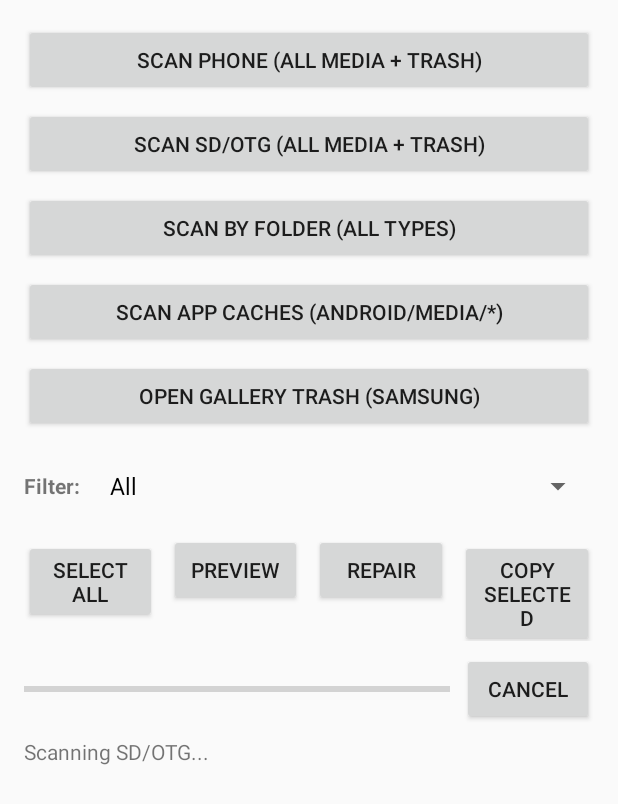
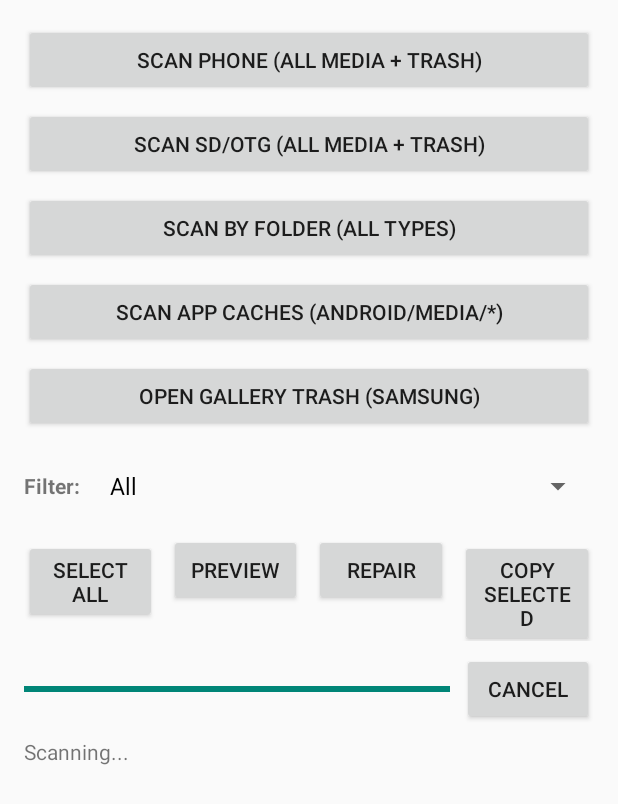
Before and after one commit to Art2485/.github-workflows-build-apk.yml, an Android app: the screen it shows after launch (MainActivity), after a tap on "SCAN SD/OTG (ALL MEDIA + TRASH)", on a phone screen of 412 x 824 dp. Shown: the top 804 px of the screen. Run offline under Robolectric (Android 15) with nearby library versions, the phone set to English and light mode, and no system bars; 11 statements that could not run were skipped; 1 other tap on this screen came first.

Commit message:
Update MainActivity.kt

```diff
--- a/app/src/main/java/com/recovereasy/app/MainActivity.kt
+++ b/app/src/main/java/com/recovereasy/app/MainActivity.kt
@@ -12,29 +12,33 @@ import androidx.appcompat.app.AppCompatActivity
 import androidx.lifecycle.lifecycleScope
 import androidx.recyclerview.widget.LinearLayoutManager
 import androidx.recyclerview.widget.RecyclerView
-import kotlinx.coroutines.Dispatchers
-import kotlinx.coroutines.launch
+import kotlinx.coroutines.*
 
 class MainActivity : AppCompatActivity() {
 
     private lateinit var tvStatus: TextView
+    private lateinit var progress: ProgressBar
+    private lateinit var btnCancel: Button
     private lateinit var recycler: RecyclerView
+    private lateinit var spinner: Spinner
     private lateinit var adapter: MediaAdapter
-    private lateinit var spinner: Spinner
     private lateinit var engine: RecoverEasyEngine
 
     private var allItems: List<RecoverEasyEngine.Item> = emptyList()
+    private var scanJob: Job? = null
 
+    // permissions
     private val reqPerms = registerForActivityResult(
         ActivityResultContracts.RequestMultiplePermissions()
-    ) { /* ผู้ใช้ปฏิเสธก็ให้กดซ้ำได้ */ }
+    ) { /* user can tap again if denied */ }
 
-    private var pendingCopyUris: List<RecoverEasyEngine.Item>? = null
+    // copy
+    private var pendingCopy: List<RecoverEasyEngine.Item>? = null
     private val pickDest = registerForActivityResult(
         ActivityResultContracts.OpenDocumentTree()
     ) { uri: Uri? ->
-        val list = pendingCopyUris
-        pendingCopyUris = null
+        val list = pendingCopy
+        pendingCopy = null
         if (uri == null || list == null) return@registerForActivityResult
         contentResolver.takePersistableUriPermission(
             uri, Intent.FLAG_GRANT_READ_URI_PERMISSION or Intent.FLAG_GRANT_WRITE_URI_PERMISSION
@@ -45,8 +49,32 @@ class MainActivity : AppCompatActivity() {
                 val out = engine.safeCopyWithDigest(it.uri, uri, it.name)
                 if (out != null) ok++
             }
-            launch(Dispatchers.Main) { tvStatus.text = "Copied: $ok / ${list.size}" }
+            withContext(Dispatchers.Main) {
+                tvStatus.text = "Copied: $ok / ${list.size}"
+            }
         }
+    }
+
+    // pick folder
+    private val pickFolder = registerForActivityResult(
+        ActivityResultContracts.OpenDocumentTree()
+    ) { uri: Uri? ->
+        uri ?: return@registerForActivityResult
+        contentResolver.takePersistableUriPermission(
+            uri, Intent.FLAG_GRANT_READ_URI_PERMISSION or Intent.FLAG_GRANT_WRITE_URI_PERMISSION
+        )
+        startScan(kind = "folder", root = uri)
+    }
+
+    // pick Android/media root
+    private val pickMediaRoot = registerForActivityResult(
+        ActivityResultContracts.OpenDocumentTree()
+    ) { uri: Uri? ->
+        uri ?: return@registerForActivityResult
+        contentResolver.takePersistableUriPermission(
+            uri, Intent.FLAG_GRANT_READ_URI_PERMISSION
+        )
+        startScan(kind = "appcaches", root = uri)
     }
 
     override fun onCreate(savedInstanceState: Bundle?) {
@@ -54,6 +82,8 @@ class MainActivity : AppCompatActivity() {
         setContentView(R.layout.activity_main)
 
         tvStatus = findViewById(R.id.tvStatus)
+        progress = findViewById(R.id.progress)
+        btnCancel = findViewById(R.id.btnCancel)
         spinner = findViewById(R.id.spinnerFilter)
         recycler = findViewById(R.id.recycler)
         recycler.layoutManager = LinearLayoutManager(this)
@@ -62,52 +92,37 @@ class MainActivity : AppCompatActivity() {
 
         engine = RecoverEasyEngine(this)
 
-        // ตั้งค่า Filter ให้ "กดได้ชัวร์"
-        val options = arrayOf(
-            "All", "Images", "Videos", "Audio", "Documents", "Archives",
-            "Trashed only", "Not trashed"
+        // filter
+        val choices = arrayOf(
+            "All","Images","Videos","Audio","Documents","Archives","Trashed only","Not trashed"
         )
-        spinner.adapter = ArrayAdapter(
-            this, android.R.layout.simple_spinner_dropdown_item, options
-        )
+        spinner.adapter = ArrayAdapter(this, android.R.layout.simple_spinner_dropdown_item, choices)
         spinner.onItemSelectedListener = object : AdapterView.OnItemSelectedListener {
-            override fun onItemSelected(
-                parent: AdapterView<*>, view: android.view.View?, pos: Int, id: Long
-            ) { applyFilter(options[pos]) }
-            override fun onNothingSelected(parent: AdapterView<*>) {}
+            override fun onItemSelected(p: AdapterView<*>?, v: android.view.View?, pos: Int, id: Long) {
+                applyFilter(choices[pos])
+            }
+            override fun onNothingSelected(p0: AdapterView<*>?) {}
         }
 
-        // ปุ่มสแกน
         findViewById<Button>(R.id.btnScanPhone).setOnClickListener {
             if (!ensureMediaPermission()) return@setOnClickListener
-            lifecycleScope.launch {
-                tvStatus.text = "Scanning phone..."
-                val results = engine.scanPhoneAll(includeTrash = true)
-                setItems(results)
-            }
+            startScan(kind = "phone")
         }
         findViewById<Button>(R.id.btnScanRemovable).setOnClickListener {
             if (!ensureMediaPermission()) return@setOnClickListener
-            lifecycleScope.launch {
-                tvStatus.text = "Scanning SD/OTG..."
-                val results = engine.scanRemovableAll(includeTrash = true)
-                setItems(results)
-            }
+            startScan(kind = "removable")
         }
-        findViewById<Button>(R.id.btnPickFolder).setOnClickListener {
-            pickFolder.launch(null)
-        }
+        findViewById<Button>(R.id.btnPickFolder).setOnClickListener { pickFolder.launch(null) }
+        findViewById<Button>(R.id.btnScanAppCaches).setOnClickListener { pickMediaRoot.launch(null) }
+        findViewById<Button>(R.id.btnOpenGalleryTrash).setOnClickListener { openSamsungGallery() }
 
-        // ปุ่ม Select All แบบสลับสถานะ
         findViewById<Button>(R.id.btnSelectAll).setOnClickListener { btn ->
-            val b = btn as Button
             val select = !adapter.isAllSelected()
             adapter.setAllSelected(select)
-            b.text = if (select) "CLEAR ALL" else "SELECT ALL"
+            (btn as Button).text = if (select) "CLEAR ALL" else "SELECT ALL"
             tvStatus.text = "Selected ${adapter.selectedItems().size} / ${adapter.itemCount}"
         }
 
-        // Preview รายการแรกที่เลือก
         findViewById<Button>(R.id.btnPreview).setOnClickListener {
             val first = adapter.selectedItems().firstOrNull()
             if (first == null) {
@@ -118,65 +133,88 @@ class MainActivity : AppCompatActivity() {
                 setDataAndType(first.uri, first.mime ?: "*/*")
                 addFlags(Intent.FLAG_GRANT_READ_URI_PERMISSION)
             }
-            try { startActivity(view) } catch (_: ActivityNotFoundException) {
+            try { startActivity(view) }
+            catch (_: ActivityNotFoundException) {
                 Toast.makeText(this, "No app to open", Toast.LENGTH_SHORT).show()
             }
         }
 
-        // Copy
         findViewById<Button>(R.id.btnCopy).setOnClickListener {
-            val selected = adapter.selectedItems()
-            if (selected.isEmpty()) {
+            val sel = adapter.selectedItems()
+            if (sel.isEmpty()) {
                 Toast.makeText(this, "Select items", Toast.LENGTH_SHORT).show()
                 return@setOnClickListener
             }
-            pendingCopyUris = selected
+            pendingCopy = sel
             pickDest.launch(null)
         }
 
-        // ปุ่ม Repair (ยังคงที่, ถ้าไม่มีฟังก์ชันจริงก็ไม่ทำอะไร)
-        findViewById<Button>(R.id.btnRepair).setOnClickListener {
-            Toast.makeText(this, "Repair not implemented", Toast.LENGTH_SHORT).show()
-        }
+        // cancel scan
+        btnCancel.setOnClickListener { scanJob?.cancel() }
 
         tvStatus.text = "Ready."
     }
 
-    private val pickFolder = registerForActivityResult(
-        ActivityResultContracts.OpenDocumentTree()
-    ) { uri: Uri? ->
-        uri ?: return@registerForActivityResult
-        contentResolver.takePersistableUriPermission(
-            uri, Intent.FLAG_GRANT_READ_URI_PERMISSION or Intent.FLAG_GRANT_WRITE_URI_PERMISSION
-        )
-        lifecycleScope.launch {
-            tvStatus.text = "Scanning folder..."
-            val list = engine.scanByFolderAllTypes(uri)
-            setItems(list)
+    // ------------------------------------------------------------
+    // Scan orchestrator with progress + cancel
+    // ------------------------------------------------------------
+    private fun startScan(kind: String, root: Uri? = null) {
+        scanJob?.cancel()
+        adapter.submitList(emptyList())
+        progress.isIndeterminate = true
+        progress.progress = 0
+        tvStatus.text = "Scanning..."
+
+        scanJob = lifecycleScope.launch(Dispatchers.IO) {
+            var lastPct = -1
+            val items = when (kind) {
+                "phone" -> engine.scanPhoneAll(includeTrash = true,
+                    onProgress = { p, t -> updateProgress(p, t) },
+                    isCancelled = { !isActive })
+                "removable" -> engine.scanRemovableAll(includeTrash = true,
+                    onProgress = { p, t -> updateProgress(p, t) },
+                    isCancelled = { !isActive })
+                "folder" -> engine.scanByFolderAllTypes(root!!,
+                    onProgress = { p, t -> updateProgress(p, t) },
+                    isCancelled = { !isActive })
+                "appcaches" -> engine.scanAppCaches(root!!,
+                    onProgress = { p, t -> updateProgress(p, t) },
+                    isCancelled = { !isActive })
+                else -> emptyList()
+            }
+            withContext(Dispatchers.Main) {
+                allItems = items
+                applyFilter(spinner.selectedItem?.toString() ?: "All")
+                progress.isIndeterminate = false
+                progress.progress = 100
+                tvStatus.text = "Found: ${items.size} items"
+            }
+        }.also { job ->
+            job.invokeOnCompletion { e ->
+                runOnUiThread {
+                    if (e is CancellationException) {
+                        adapter.submitList(emptyList())
+                        tvStatus.text = "Canceled."
+                        progress.isIndeterminate = false
+                        progress.progress = 0
+                    }
+                }
+            }
         }
     }
 
-    private fun ensureMediaPermission(): Boolean {
-        if (Build.VERSION.SDK_INT < 33) return true
-        val perms = arrayOf(
-            Manifest.permission.READ_MEDIA_IMAGES,
-            Manifest.permission.READ_MEDIA_VIDEO,
-            Manifest.permission.READ_MEDIA_AUDIO
-        )
-        val need = perms.any {
-            checkSelfPermission(it) != android.content.pm.PackageManager.PERMISSION_GRANTED
+    private fun updateProgress(processed: Int, total: Int) {
+        val pct = (processed * 100 / total.coerceAtLeast(1)).coerceIn(0, 100)
+        runOnUiThread {
+            progress.isIndeterminate = false
+            progress.progress = pct
+            tvStatus.text = "Scanning… $processed / $total ($pct%)"
         }
-        if (need) reqPerms.launch(perms)
-        return !need
     }
 
-    private fun setItems(list: List<RecoverEasyEngine.Item>) {
-        allItems = list
-        applyFilter(spinner.selectedItem?.toString() ?: "All")
-        findViewById<Button>(R.id.btnSelectAll).text = "SELECT ALL"
-        tvStatus.text = "Found: ${list.size} items"
-    }
-
+    // ------------------------------------------------------------
+    // Filters
+    // ------------------------------------------------------------
     private fun applyFilter(choice: String) {
         val filtered = when (choice) {
             "Images" -> allItems.filter { it.mime?.startsWith("image/") == true }
@@ -184,10 +222,8 @@ class MainActivity : AppCompatActivity() {
             "Audio" -> allItems.filter { it.mime?.startsWith("audio/") == true }
             "Documents" -> allItems.filter {
                 val m = it.mime ?: ""
-                !m.startsWith("image/") && !m.startsWith("video/") && !m.startsWith("audio/")
-                        && !(m.contains("zip") || it.name.endsWith(".zip", true)
-                        || it.name.endsWith(".rar", true) || it.name.endsWith(".7z", true)
-                        || it.name.endsWith(".tar", true) || it.name.endsWith(".gz", true))
+                (m.startsWith("application/") || m.startsWith("text/")) &&
+                        !m.contains("zip") && !m.contains("rar") && !m.contains("7z")
             }
             "Archives" -> allItems.filter {
                 val n = it.name.lowercase()
@@ -202,6 +238,33 @@ class MainActivity : AppCompatActivity() {
         }
         adapter.submitList(filtered)
         adapter.clearSelection()
+        findViewById<Button>(R.id.btnSelectAll).text = "SELECT ALL"
         tvStatus.text = "Showing ${filtered.size} / ${allItems.size}"
     }
+
+    // ------------------------------------------------------------
+    // Permissions & helpers
+    // ------------------------------------------------------------
+    private fun ensureMediaPermission(): Boolean {
+        if (Build.VERSION.SDK_INT < 33) return true
+        val perms = arrayOf(
+            Manifest.permission.READ_MEDIA_IMAGES,
+            Manifest.permission.READ_MEDIA_VIDEO,
+            Manifest.permission.READ_MEDIA_AUDIO
+        )
+        val need = perms.any { checkSelfPermission(it) != android.content.pm.PackageManager.PERMISSION_GRANTED }
+        if (need) reqPerms.launch(perms)
+        return !need
+    }
+
+    private fun openSamsungGallery() {
+        try {
+            // พยายามเปิดแอปแกลเลอรีซัมซุง
+            val launch = packageManager.getLaunchIntentForPackage("com.sec.android.gallery3d")
+            if (launch != null) startActivity(launch)
+            else Toast.makeText(this, "Samsung Gallery not found", Toast.LENGTH_SHORT).show()
+        } catch (_: Throwable) {
+            Toast.makeText(this, "Unable to open Gallery", Toast.LENGTH_SHORT).show()
+        }
+    }
 }
```
